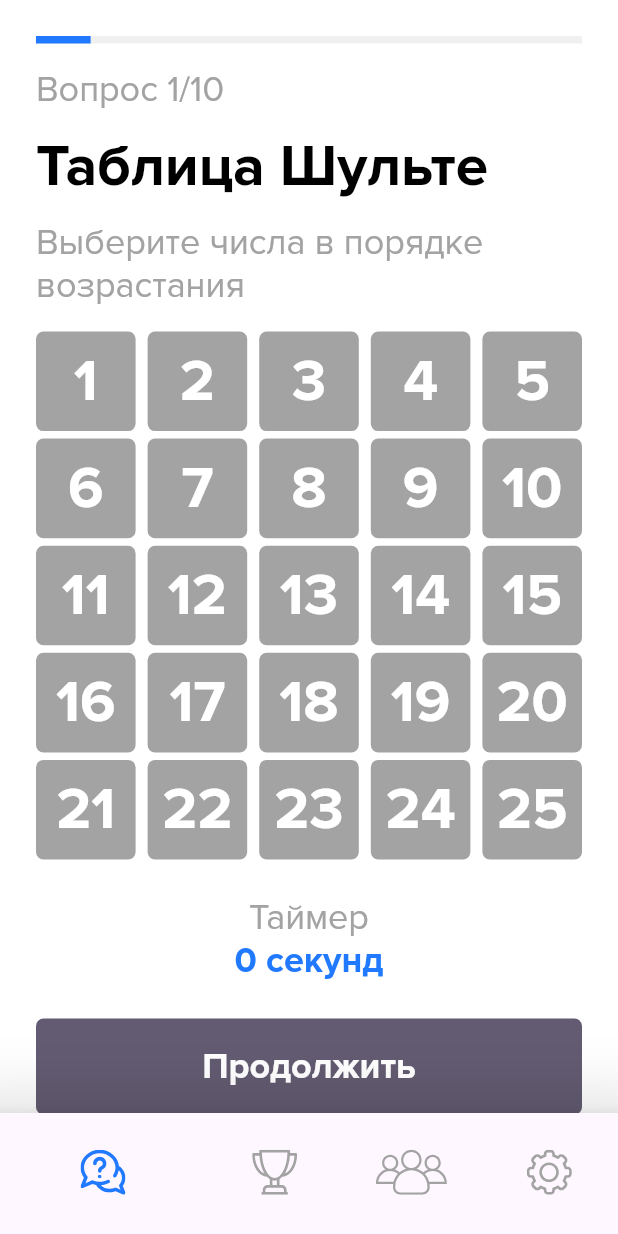
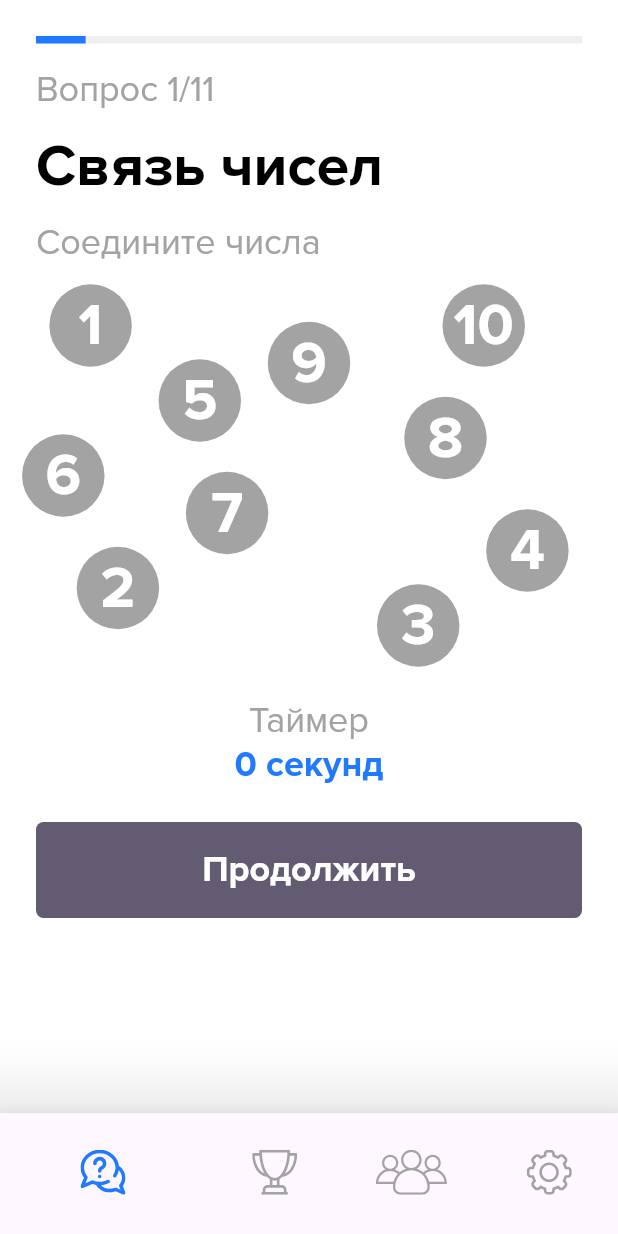
Before and after one commit to YaroslavGamayunov/quiz-app, a Flutter app: the HomePage screen opened directly, after a tap on "Начать тест", on a phone screen of 412 x 824 dp. Run offline on Flutter 3.47's test engine with Material 3 defaults, Android fonts, the phone set to English and light mode, and no system bars; our stand-ins replace email_validator, equatable, flutter_bloc, flutter_svg, pin_code_fields, transparent_image.

Commit message:
Add number connection test

```diff
--- a/lib/blocs/test_bloc.dart
+++ b/lib/blocs/test_bloc.dart
@@ -60,6 +60,24 @@ class TestBloc extends Cubit<TestBlocState> {
   void _loadCurrentTest() {
     // Todo: load current test json into testQuestionsJson
     var testQuestionsJson = [
+      {
+        'type': 'number_connection',
+        'questionData': {
+          'description': 'Соедините числа',
+          'points': [
+            {'x': 0.1, 'y': 0.1, 'number': 1},
+            {'x': 0.15, 'y': 0.8, 'number': 2},
+            {'x': 0.7, 'y': 0.9, 'number': 3},
+            {'x': 0.9, 'y': 0.7, 'number': 4},
+            {'x': 0.3, 'y': 0.3, 'number': 5},
+            {'x': 0.05, 'y': 0.5, 'number': 6},
+            {'x': 0.35, 'y': 0.6, 'number': 7},
+            {'x': 0.75, 'y': 0.4, 'number': 8},
+            {'x': 0.5, 'y': 0.2, 'number': 9},
+            {'x': 0.82, 'y': 0.1, 'number': 10},
+          ]
+        }
+      },
       {
         'type': 'schulte',
         'questionData': {
@@ -214,6 +232,10 @@ class TestBloc extends Cubit<TestBlocState> {
           break;
         case 'schulte':
           question = SchulteTableQuestion.fromJson(questionData);
+          break;
+        case 'number_connection':
+          question = NumberConnectionQuestion.fromJson(questionData);
+          break;
       }
 
       if (question != null) _testQuestions.add(question);
--- a/lib/questions.dart
+++ b/lib/questions.dart
@@ -14,6 +14,9 @@ class BinaryAnswerQuestion extends Question {
   BinaryAnswerQuestion.fromJson(Map<String, dynamic> json)
       : question = json['question'],
         imageUrl = json['imageUrl'];
+
+  @override
+  List<Object?> get props => [question, imageUrl];
 }
 
 class RememberWordsQuestion extends Question {
@@ -53,6 +56,9 @@ class ImageMatchingQuestion extends Question {
       : imageUrls = json['imageUrls'],
         words = json['words'],
         questionText = json['questionText'];
+
+  @override
+  List<Object?> get props => [imageUrls, words, questionText];
 }
 
 class SchulteTableQuestion extends Question {
@@ -62,4 +68,35 @@ class SchulteTableQuestion extends Question {
   SchulteTableQuestion.fromJson(Map<String, dynamic> json)
       : cells = json['cells'],
         description = json['description'];
+
+  @override
+  List<Object?> get props => [cells, description];
 }
+
+class NumberPoint extends Equatable {
+  final double x;
+  final double y;
+  final int number;
+
+  NumberPoint.fromJson(Map<String, dynamic> json)
+      : x = json['x'],
+        y = json['y'],
+        number = json['number'];
+
+  @override
+  List<Object?> get props => [x, y, number];
+}
+
+class NumberConnectionQuestion extends Question {
+  final String description;
+  final List<NumberPoint> points;
+
+  NumberConnectionQuestion.fromJson(Map<String, dynamic> json)
+      : description = json['description'],
+        points = (json['points'] as List<Map<String, dynamic>>)
+            .map((pointJson) => NumberPoint.fromJson(pointJson))
+            .toList();
+
+  @override
+  List<Object?> get props => [description, points];
+}
--- /dev/null
+++ b/lib/screens/question_pages/number_connection.dart
@@ -0,0 +1,326 @@
+import 'dart:math';
+
+import 'package:flutter/gestures.dart';
+import 'package:flutter/material.dart';
+import 'package:flutter_bloc/flutter_bloc.dart';
+import 'package:pep/blocs/test_bloc.dart';
+import 'package:pep/blocs/test_bloc_state.dart';
+import 'package:pep/constants.dart';
+import 'package:pep/questions.dart';
+import 'package:pep/screens/question_pages/test_page.dart';
+import 'package:pep/util/widgets.dart';
+
+class NumberConnectionPage extends StatefulWidget implements ITestPage {
+  final List<NumberPoint> points;
+  final String description;
+
+  NumberConnectionPage(
+      {required this.onAnswer,
+      required this.points,
+      required this.description});
+
+  @override
+  _NumberConnectionPageState createState() => _NumberConnectionPageState();
+
+  @override
+  final Function(dynamic) onAnswer;
+}
+
+class _NumberConnectionPageState extends State<NumberConnectionPage> {
+  int _timePassed = 0;
+
+  @override
+  Widget build(BuildContext context) {
+    return BlocConsumer<TestBloc, TestBlocState>(
+        listener: (context, state) {
+          if (state is OnQuestion) {
+            _timePassed = state.timePassed;
+          }
+        },
+        builder: (context, state) => SliverFillRemaining(
+            hasScrollBody: false,
+            child: Container(
+                margin: EdgeInsets.symmetric(horizontal: 24),
+                child: Column(
+                    crossAxisAlignment: CrossAxisAlignment.start,
+                    children: [
+                      Text("Связь чисел",
+                          style: Theme.of(context)
+                              .textTheme
+                              .headline1!
+                              .copyWith(color: Colors.black)),
+                      SizedBox(height: 16),
+                      Text(
+                        widget.description,
+                        style: Theme.of(context)
+                            .textTheme
+                            .bodyText1!
+                            .copyWith(color: kSecondaryTextColor),
+                      ),
+                      SizedBox(height: 16),
+                      ConstrainedBox(
+                          constraints: BoxConstraints(
+                              minHeight: 250, minWidth: double.infinity),
+                          child: NumberConnectionWidget(
+                              initialPoints: widget.points)),
+                      SizedBox(height: 24),
+                      Align(
+                        child: Text(
+                          'Таймер',
+                          style: Theme.of(context)
+                              .textTheme
+                              .bodyText1!
+                              .copyWith(color: kSecondaryTextColor),
+                          textAlign: TextAlign.center,
+                        ),
+                        alignment: Alignment.center,
+                      ),
+                      Align(
+                        child: Text(
+                          '${_timePassed} cекунд',
+                          style: Theme.of(context)
+                              .textTheme
+                              .button!
+                              .copyWith(color: kPrimaryColor),
+                          textAlign: TextAlign.center,
+                        ),
+                        alignment: Alignment.center,
+                      ),
+                      SizedBox(height: 24),
+                      PepButton(
+                          title: 'Продолжить',
+                          onTap: () {
+                            widget.onAnswer(null);
+                          }),
+                      SizedBox(height: 24),
+                    ]))));
+  }
+}
+
+class NumberConnectionWidget extends StatefulWidget {
+  final List<NumberPoint> initialPoints;
+
+  NumberConnectionWidget({required this.initialPoints});
+
+  @override
+  _NumberConnectionWidgetState createState() => _NumberConnectionWidgetState();
+}
+
+class _PointCircle {
+  Offset center;
+  Offset textOffset;
+  double radius;
+
+  _PointCircle(
+      {required this.center, required this.radius, required this.textOffset});
+
+  bool contains(Offset? other) {
+    if (other == null) {
+      return false;
+    }
+    return (center - other).distance < radius;
+  }
+}
+
+class _NumberCanvasPainter extends CustomPainter {
+  Offset? touchStart;
+  Offset? touchEnd;
+
+  ValueNotifier<_Segment> repaint;
+
+  final TextStyle textStyle;
+  List<NumberPoint> points;
+  Map<NumberPoint, Set<NumberPoint>> connections;
+  Set<NumberPoint> processedPoints = Set();
+
+  _NumberCanvasPainter(
+      {required this.touchStart,
+      required this.touchEnd,
+      required this.points,
+      required this.connections,
+      required this.repaint,
+      required this.textStyle})
+      : super(repaint: repaint);
+
+  @override
+  void paint(Canvas canvas, Size size) {
+    _drawLines(canvas, size);
+    _drawCircles(canvas, size);
+  }
+
+  Offset _getCanvasOffset(NumberPoint point, Size size) {
+    double canvasX = point.x * size.width;
+    double canvasY = point.y * size.height;
+    return Offset(canvasX, canvasY);
+  }
+
+  void _drawLines(Canvas canvas, Size size) {
+    Paint linePaint = Paint()
+      ..color = kPrimaryColor
+      ..style = PaintingStyle.fill
+      ..strokeWidth = 10;
+    NumberPoint? touchStartPoint;
+    NumberPoint? touchEndPoint;
+
+    for (var point in points) {
+      processedPoints.add(point);
+      connections[point]?.forEach((endPoint) {
+        if (!processedPoints.contains(endPoint)) {
+          canvas.drawLine(_getCanvasOffset(point, size),
+              _getCanvasOffset(endPoint, size), linePaint);
+        }
+      });
+
+      var circle = _getPointCircle(size, point: point);
+
+      if (circle.contains(touchStart)) {
+        touchStartPoint = point;
+      } else if (circle.contains(touchEnd)) {
+        touchEndPoint = point;
+      }
+    }
+
+    if (touchStart == null || touchEnd == null) return;
+
+    if (touchStartPoint != null) {
+      if (touchEndPoint != null) {
+        canvas.drawLine(_getCanvasOffset(touchStartPoint, size),
+            _getCanvasOffset(touchEndPoint, size), linePaint);
+        _connectPoints(touchStartPoint, touchEndPoint);
+        repaint.value = _Segment(null, null);
+      } else {
+        canvas.drawLine(
+            _getCanvasOffset(touchStartPoint, size), touchEnd!, linePaint);
+      }
+    }
+  }
+
+  void _connectPoints(NumberPoint a, NumberPoint b) {
+    if (connections[a] == null) {
+      connections[a] = Set();
+    }
+    if (connections[b] == null) {
+      connections[b] = Set();
+    }
+    connections[a]!.add(b);
+    connections[b]!.add(a);
+  }
+
+  TextPainter _getPointTextPainter(NumberPoint point) {
+    TextSpan span = TextSpan(style: textStyle, text: point.number.toString());
+    return TextPainter(
+        text: span,
+        textAlign: TextAlign.center,
+        textDirection: TextDirection.ltr);
+  }
+
+  _PointCircle _getPointCircle(Size size,
+      {TextPainter? textPainter, required NumberPoint point}) {
+    TextPainter tp = textPainter ?? _getPointTextPainter(point);
+    tp.layout();
+    double circleRadius = max(tp.width, tp.height) / 2 + 7;
+    return _PointCircle(
+        center: _getCanvasOffset(point, size),
+        textOffset: -Offset(tp.width / 2, tp.height / 2),
+        radius: circleRadius);
+  }
+
+  void _drawCircles(Canvas canvas, Size size) {
+    for (var point in points) {
+      TextPainter pointTextPainter = _getPointTextPainter(point);
+
+      _PointCircle _circle =
+          _getPointCircle(size, point: point, textPainter: pointTextPainter);
+
+      bool isSelected = connections[point]?.isNotEmpty ?? false;
+      if (_circle.contains(touchStart) || _circle.contains(touchEnd)) {
+        isSelected = true;
+      }
+
+      canvas.drawCircle(
+          _circle.center, _circle.radius, _getCirclePaint(isSelected));
+
+      pointTextPainter.layout();
+      pointTextPainter.paint(canvas, _circle.center + _circle.textOffset);
+    }
+  }
+
+  Paint _getCirclePaint(bool isSelected) => Paint()
+    ..color = (isSelected ? kPrimaryColor : kSecondaryTextColor)
+    ..style = PaintingStyle.fill;
+
+  @override
+  bool shouldRepaint(_NumberCanvasPainter oldDelegate) {
+    return oldDelegate.touchStart != touchStart ||
+        oldDelegate.touchEnd != touchEnd;
+  }
+
+  @override
+  bool shouldRebuildSemantics(_NumberCanvasPainter oldDelegate) => false;
+}
+
+class _Segment {
+  Offset? start;
+  Offset? end;
+
+  _Segment(this.start, this.end);
+}
+
+class _NumberConnectionWidgetState extends State<NumberConnectionWidget> {
+  Offset? start;
+  Offset? end;
+  Map<NumberPoint, Set<NumberPoint>> connections = Map();
+  ValueNotifier<_Segment> repaintNotifier =
+      ValueNotifier<_Segment>(_Segment(null, null));
+
+  @override
+  void initState() {
+    super.initState();
+    repaintNotifier.addListener(() {
+      start = repaintNotifier.value.start;
+      end = repaintNotifier.value.end;
+    });
+  }
+
+  @override
+  Widget build(BuildContext context) {
+    return GestureDetector(
+        onTap: () => print('t'),
+        onPanStart: (details) {
+          print(details.localPosition);
+          setState(() {
+            start = details.localPosition;
+            end = null;
+          });
+        },
+        onPanUpdate: (details) {
+          print("pan update");
+          setState(() {
+            end = details.localPosition;
+          });
+        },
+        onPanEnd: (details) {
+          setState(() {
+            start = null;
+            end = null;
+          });
+        },
+        child: CustomPaint(
+            painter: _NumberCanvasPainter(
+                connections: connections,
+                touchStart: this.start,
+                touchEnd: this.end,
+                points: widget.initialPoints,
+                repaint: repaintNotifier,
+                textStyle: Theme.of(context)
+                    .textTheme
+                    .headline1!
+                    .copyWith(color: Colors.white))));
+  }
+
+  @override
+  void dispose() {
+    repaintNotifier.dispose();
+    super.dispose();
+  }
+}
--- a/lib/screens/test.dart
+++ b/lib/screens/test.dart
@@ -5,6 +5,7 @@ import 'package:pep/blocs/test_bloc_state.dart';
 import 'package:pep/questions.dart';
 import 'package:pep/screens/question_pages/binary_question.dart';
 import 'package:pep/screens/question_pages/image_matching.dart';
+import 'package:pep/screens/question_pages/number_connection.dart';
 import 'package:pep/screens/question_pages/remember_words.dart';
 import 'package:pep/screens/question_pages/schulte_table.dart';
 import 'package:pep/screens/question_pages/writing_answer.dart';
@@ -92,6 +93,11 @@ class _TestPageState extends State<TestPage> {
             onAnswer: _onQuestionAnswered,
             cells: (question as SchulteTableQuestion).cells,
             description: question.description);
+      case NumberConnectionQuestion:
+        return NumberConnectionPage(
+            onAnswer: _onQuestionAnswered,
+            points: (question as NumberConnectionQuestion).points,
+            description: question.description);
     }
     return Center();
   }
--- a/lib/util/widgets.dart
+++ b/lib/util/widgets.dart
@@ -1,4 +1,5 @@
 import 'package:flutter/material.dart';
+import 'package:flutter/rendering.dart';
 import 'package:flutter_svg/svg.dart';
 import 'package:pep/constants.dart';
 
```
